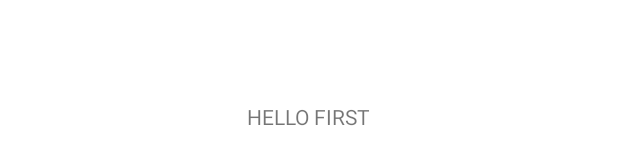
After one commit to FernCampos/WaterQuality, an Android app: the layout fragment_first.xml on its own in the app's theme, with its tools: preview values and no code run, on a phone screen of 412 x 824 dp. The commit adds this screen. Shown: the part 502-667 px from the top of the screen. Run offline under Robolectric (Android 15) with nearby library versions, the phone set to English and light mode, and no system bars.

```diff
--- a/DroiduinoBluetoothConnection/app/build.gradle
+++ b/DroiduinoBluetoothConnection/app/build.gradle
@@ -34,6 +34,7 @@ dependencies {
     androidTestImplementation 'androidx.test.espresso:espresso-core:3.2.0'
     implementation 'androidx.recyclerview:recyclerview:1.1.0'
     implementation 'pl.pawelkleczkowski.customgauge:CustomGauge:1.0.4'
+    implementation 'com.jjoe64:graphview:4.2.2'
 
     // Material design components
     implementation 'com.google.android.material:material:1.1.0'
--- /dev/null
+++ b/DroiduinoBluetoothConnection/app/src/main/res/layout/fragment_first.xml
@@ -0,0 +1,18 @@
+<?xml version="1.0" encoding="utf-8"?>
+<androidx.constraintlayout.widget.ConstraintLayout
+    xmlns:android="http://schemas.android.com/apk/res/android"
+    xmlns:app="http://schemas.android.com/apk/res-auto"
+    xmlns:tools="http://schemas.android.com/tools"
+    android:layout_width="match_parent"
+    android:layout_height="match_parent">
+
+    <TextView
+        android:id="@+id/textView"
+        android:layout_width="wrap_content"
+        android:layout_height="wrap_content"
+        android:text="HELLO FIRST"
+        app:layout_constraintBottom_toBottomOf="parent"
+        app:layout_constraintEnd_toEndOf="parent"
+        app:layout_constraintStart_toStartOf="parent"
+        app:layout_constraintTop_toTopOf="parent" />
+</androidx.constraintlayout.widget.ConstraintLayout>
```
Also changed, not shown: DroiduinoBluetoothConnection/app/src/main/java/com/droiduino/bluetoothconn/FirstFragment.java (added, +20 -0 lines), DroiduinoBluetoothConnection/app/src/main/java/com/droiduino/bluetoothconn/MainActivity.java (+59 -0 lines), DroiduinoBluetoothConnection/app/src/main/java/com/droiduino/bluetoothconn/SecondFragment.java (added, +26 -0 lines), DroiduinoBluetoothConnection/app/src/main/res/layout/activity_main.xml (+7 -5 lines), DroiduinoBluetoothConnection/app/src/main/res/layout/fragment_second.xml (added, +18 -0 lines).
